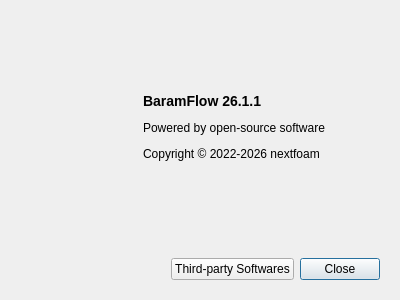
xupeiwust/baram, file baramFlow/view/main_window/menu/help/about_dialog.ui: the form before one commit.
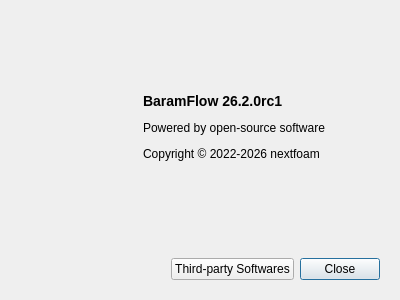
The form after the commit.

What changed in the file:
```diff
--- a/baramFlow/view/main_window/menu/help/about_dialog.ui
+++ b/baramFlow/view/main_window/menu/help/about_dialog.ui
@@ -90,7 +90,7 @@
          </sizepolicy>
         </property>
         <property name="text">
-         <string>&lt;p&gt;&lt;b&gt;&lt;font size=&quot;4&quot;&gt;BaramFlow 26.1.1&lt;/font&gt;&lt;/b&gt;&lt;/p&gt;
+         <string>&lt;p&gt;&lt;b&gt;&lt;font size=&quot;4&quot;&gt;BaramFlow 26.2.0rc1&lt;/font&gt;&lt;/b&gt;&lt;/p&gt;
 
 &lt;p&gt;Powered by open-source software&lt;/p&gt;
 
```
